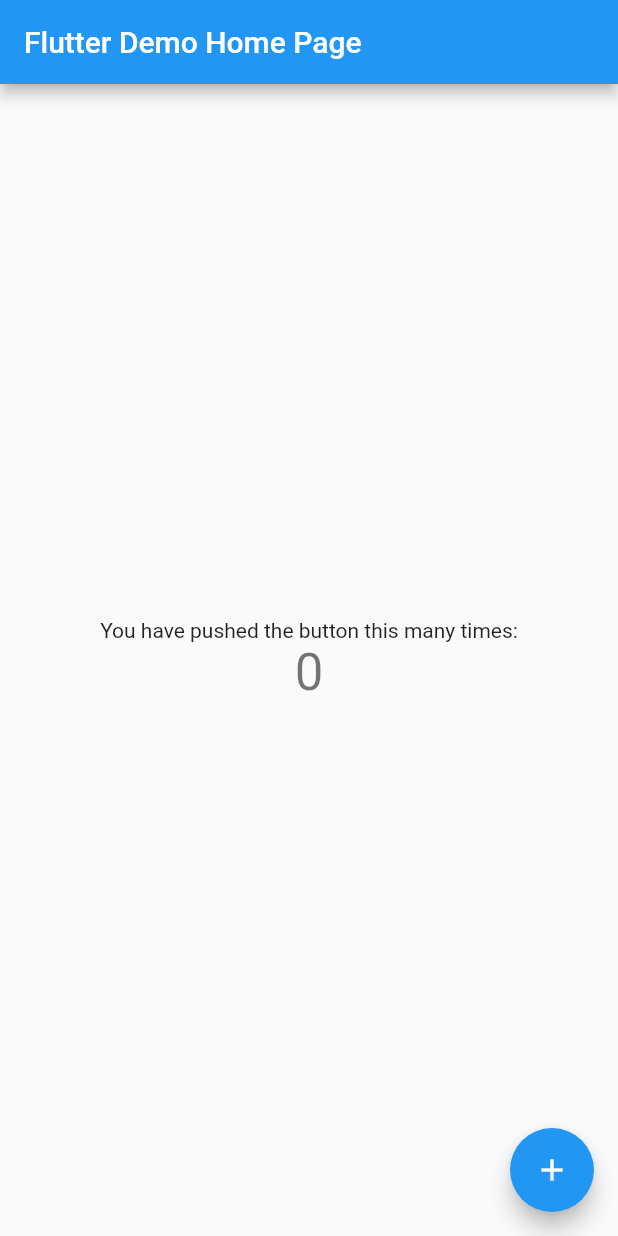
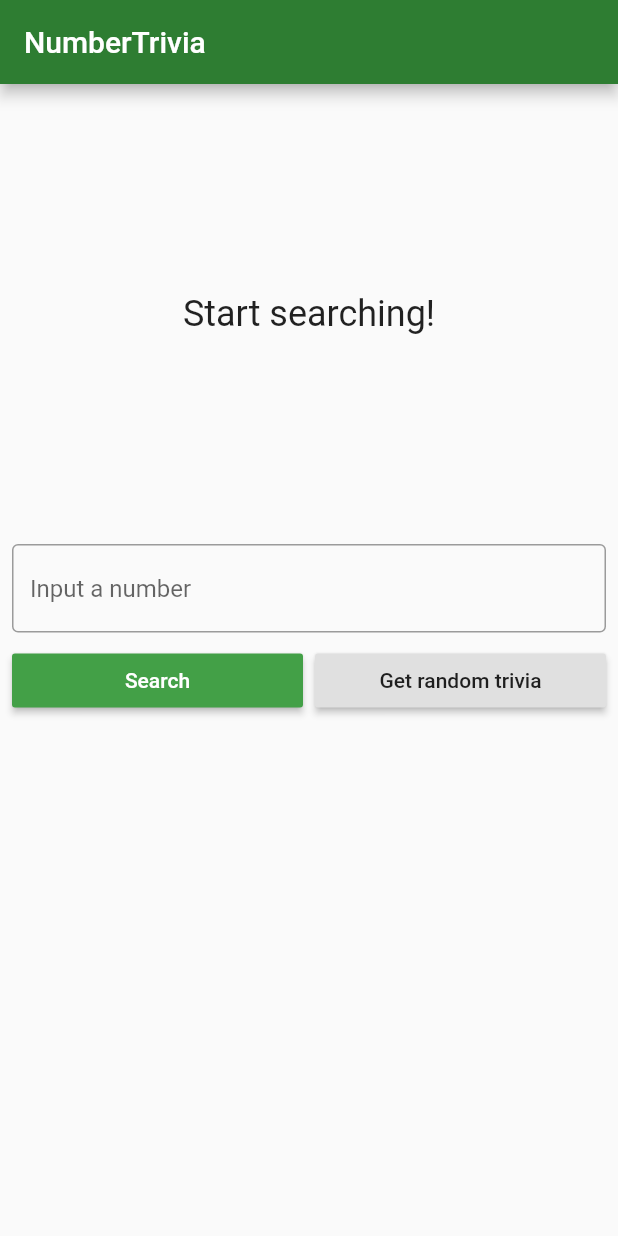
Before and after one commit to henriquezanfa/flutter-clean-architecture, a Flutter app: the screen it shows after launch, on a phone screen of 412 x 824 dp. Run offline on Flutter 3.47's test engine with Material 2 defaults, Android fonts, the light colour scheme and no system bars; our stand-ins replace bloc, dartz, data_connection_checker, equatable, flutter_bloc, get_it and 1 more.

Commit message:
UI implementation

```diff
--- /dev/null
+++ b/lib/features/number_trivia/presentation/pages/number_trivia_page.dart
@@ -0,0 +1,49 @@
+import 'package:flutter/material.dart';
+import 'package:flutter_bloc/flutter_bloc.dart';
+
+import '../../../../injection_container.dart';
+import '../bloc/number_trivia_bloc.dart';
+import '../widgets/widgets.dart';
+
+class NumberTriviaPage extends StatelessWidget {
+  @override
+  Widget build(BuildContext context) {
+    return Scaffold(
+      appBar: AppBar(
+        title: Text('NumberTrivia'),
+      ),
+      body: SingleChildScrollView(child: buildBody(context)),
+    );
+  }
+
+  BlocProvider<NumberTriviaBloc> buildBody(BuildContext context) {
+    return BlocProvider(
+      builder: (_) => inject<NumberTriviaBloc>(),
+      child: Center(
+        child: Padding(
+          padding: const EdgeInsets.all(8.0),
+          child: Column(
+            children: [
+              SizedBox(height: 8),
+              BlocBuilder<NumberTriviaBloc, NumberTriviaState>(
+                builder: (context, state) {
+                  if (state is Empty) {
+                    return MessageDisplay(message: "Start searching!");
+                  } else if (state is Loading) {
+                    return LoadingWidget();
+                  } else if (state is Loaded) {
+                    return TriviaDisplay(numberTrivia: state.trivia);
+                  } else if (state is Error) {
+                    return MessageDisplay(message: state.errorMessage);
+                  }
+                },
+              ),
+              SizedBox(height: 16),
+              TriviaControls()
+            ],
+          ),
+        ),
+      ),
+    );
+  }
+}
--- /dev/null
+++ b/lib/features/number_trivia/presentation/widgets/message_display.dart
@@ -0,0 +1,26 @@
+import 'package:flutter/material.dart';
+
+class MessageDisplay extends StatelessWidget {
+  final String message;
+
+  const MessageDisplay({
+    Key key,
+    @required this.message,
+  }) : super(key: key);
+
+  @override
+  Widget build(BuildContext context) {
+    return Container(
+      height: MediaQuery.of(context).size.height / 3,
+      child: Center(
+        child: SingleChildScrollView(
+          child: Text(
+            message,
+            style: TextStyle(fontSize: 24),
+            textAlign: TextAlign.center,
+          ),
+        ),
+      ),
+    );
+  }
+}
--- /dev/null
+++ b/lib/features/number_trivia/presentation/widgets/trivia_controls.dart
@@ -0,0 +1,72 @@
+import 'package:flutter/material.dart';
+import 'package:flutter_bloc/flutter_bloc.dart';
+
+import '../bloc/number_trivia_bloc.dart';
+
+class TriviaControls extends StatefulWidget {
+  const TriviaControls({
+    Key key,
+  }) : super(key: key);
+
+  @override
+  _TriviaControlsState createState() => _TriviaControlsState();
+}
+
+class _TriviaControlsState extends State<TriviaControls> {
+  final controller = TextEditingController();
+  String inputStr;
+
+  @override
+  Widget build(BuildContext context) {
+    return Column(
+      children: [
+        TextField(
+          controller: controller,
+          keyboardType: TextInputType.number,
+          decoration: InputDecoration(
+            border: OutlineInputBorder(),
+            hintText: 'Input a number',
+          ),
+          onChanged: (value) {
+            inputStr = value;
+          },
+          onSubmitted: (_) {
+            dispatchConcrete();
+          },
+        ),
+        SizedBox(height: 8),
+        Row(
+          children: [
+            Expanded(
+              child: RaisedButton(
+                onPressed: dispatchConcrete,
+                child: Text('Search'),
+                color: Theme.of(context).accentColor,
+                textTheme: ButtonTextTheme.primary,
+              ),
+            ),
+            SizedBox(width: 8),
+            Expanded(
+              child: RaisedButton(
+                onPressed: dispatchRandom,
+                child: Text('Get random trivia'),
+              ),
+            ),
+          ],
+        )
+      ],
+    );
+  }
+
+  void dispatchConcrete() {
+    controller.clear();
+    BlocProvider.of<NumberTriviaBloc>(context)
+        .dispatch(GetTriviaForConcreteNumber(inputStr));
+  }
+
+  void dispatchRandom() {
+    controller.clear();
+    BlocProvider.of<NumberTriviaBloc>(context)
+        .dispatch(GetTriviaForRandomNumber());
+  }
+}
--- /dev/null
+++ b/lib/features/number_trivia/presentation/widgets/widgets.dart
@@ -0,0 +1,4 @@
+export 'loading_widget.dart';
+export 'message_display.dart';
+export 'trivia_display.dart';
+export 'trivia_controls.dart';
--- a/lib/main.dart
+++ b/lib/main.dart
@@ -1,8 +1,11 @@
 import 'package:flutter/material.dart';
 
+import 'features/number_trivia/presentation/pages/number_trivia_page.dart';
 import 'injection_container.dart' as di;
 
 void main() async {
+  WidgetsFlutterBinding.ensureInitialized();
+
   await di.init();
   runApp(MyApp());
 }
@@ -12,109 +15,12 @@
   @override
   Widget build(BuildContext context) {
     return MaterialApp(
-      title: 'Flutter Demo',
+      title: 'Number Trivia',
       theme: ThemeData(
-        // This is the theme of your application.
-        //
-        // Try running your application with "flutter run". You'll see the
-        // application has a blue toolbar. Then, without quitting the app, try
-        // changing the primarySwatch below to Colors.green and then invoke
-        // "hot reload" (press "r" in the console where you ran "flutter run",
-        // or simply save your changes to "hot reload" in a Flutter IDE).
-        // Notice that the counter didn't reset back to zero; the application
-        // is not restarted.
-        primarySwatch: Colors.blue,
-        // This makes the visual density adapt to the platform that you run
-        // the app on. For desktop platforms, the controls will be smaller and
-        // closer together (more dense) than on mobile platforms.
-        visualDensity: VisualDensity.adaptivePlatformDensity,
+        primaryColor: Colors.green.shade800,
+        accentColor: Colors.green.shade600,
       ),
-      home: MyHomePage(title: 'Flutter Demo Home Page'),
+      home: NumberTriviaPage(),
     );
   }
 }
-
-class MyHomePage extends StatefulWidget {
-  MyHomePage({Key key, this.title}) : super(key: key);
-
-  // This widget is the home page of your application. It is stateful, meaning
-  // that it has a State object (defined below) that contains fields that affect
-  // how it looks.
-
-  // This class is the configuration for the state. It holds the values (in this
-  // case the title) provided by the parent (in this case the App widget) and
-  // used by the build method of the State. Fields in a Widget subclass are
-  // always marked "final".
-
-  final String title;
-
-  @override
-  _MyHomePageState createState() => _MyHomePageState();
-}
-
-class _MyHomePageState extends State<MyHomePage> {
-  int _counter = 0;
-
-  void _incrementCounter() {
-    setState(() {
-      // This call to setState tells the Flutter framework that something has
-      // changed in this State, which causes it to rerun the build method below
-      // so that the display can reflect the updated values. If we changed
-      // _counter without calling setState(), then the build method would not be
-      // called again, and so nothing would appear to happen.
-      _counter++;
-    });
-  }
-
-  @override
-  Widget build(BuildContext context) {
-    // This method is rerun every time setState is called, for instance as done
-    // by the _incrementCounter method above.
-    //
-    // The Flutter framework has been optimized to make rerunning build methods
-    // fast, so that you can just rebuild anything that needs updating rather
-    // than having to individually change instances of widgets.
-    return Scaffold(
-      appBar: AppBar(
-        // Here we take the value from the MyHomePage object that was created by
-        // the App.build method, and use it to set our appbar title.
-        title: Text(widget.title),
-      ),
-      body: Center(
-        // Center is a layout widget. It takes a single child and positions it
-        // in the middle of the parent.
-        child: Column(
-          // Column is also a layout widget. It takes a list of children and
-          // arranges them vertically. By default, it sizes itself to fit its
-          // children horizontally, and tries to be as tall as its parent.
-          //
-          // Invoke "debug painting" (press "p" in the console, choose the
-          // "Toggle Debug Paint" action from the Flutter Inspector in Android
-          // Studio, or the "Toggle Debug Paint" command in Visual Studio Code)
-          // to see the wireframe for each widget.
-          //
-          // Column has various properties to control how it sizes itself and
-          // how it positions its children. Here we use mainAxisAlignment to
-          // center the children vertically; the main axis here is the vertical
-          // axis because Columns are vertical (the cross axis would be
-          // horizontal).
-          mainAxisAlignment: MainAxisAlignment.center,
-          children: <Widget>[
-            Text(
-              'You have pushed the button this many times:',
-            ),
-            Text(
-              '$_counter',
-              style: Theme.of(context).textTheme.headline4,
-            ),
-          ],
-        ),
-      ),
-      floatingActionButton: FloatingActionButton(
-        onPressed: _incrementCounter,
-        tooltip: 'Increment',
-        child: Icon(Icons.add),
-      ), // This trailing comma makes auto-formatting nicer for build methods.
-    );
-  }
-}
```
Also changed, not shown: lib/features/number_trivia/presentation/widgets/loading_widget.dart (added, +17 -0 lines), lib/features/number_trivia/presentation/widgets/trivia_display.dart (added, +41 -0 lines).
